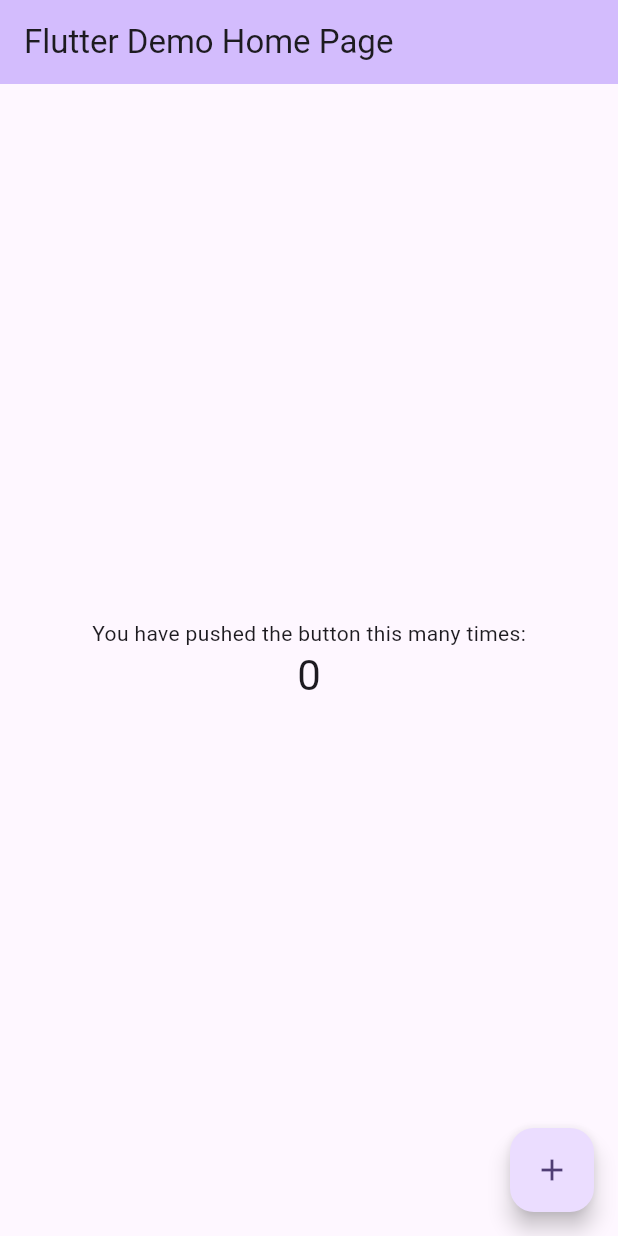
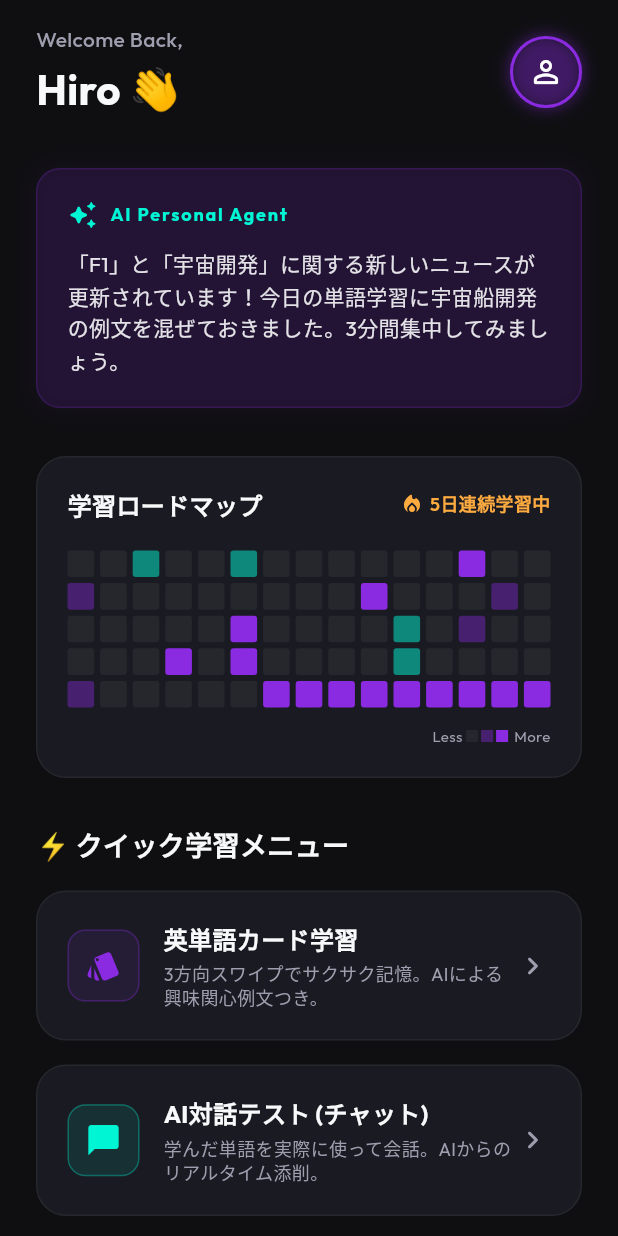
Before and after one commit to Zhoushiqiao28/vocabulary, a Flutter app: the screen it shows after launch, on a phone screen of 412 x 824 dp. Run offline on Flutter 3.47's test engine with Material 3 defaults, Android fonts, the phone set to English and light mode, and no system bars; our stand-ins replace flutter_riverpod, google_fonts.

Commit message:
feat: setup UI foundation, dark theme and dashboard mockup

```diff
--- a/lib/main.dart
+++ b/lib/main.dart
@@ -1,122 +1,26 @@
 import 'package:flutter/material.dart';
+import 'package:flutter_riverpod/flutter_riverpod.dart';
+import 'theme/app_theme.dart';
+import 'screens/dashboard_screen.dart';
 
 void main() {
-  runApp(const MyApp());
+  runApp(
+    const ProviderScope(
+      child: MyApp(),
+    ),
+  );
 }
 
 class MyApp extends StatelessWidget {
   const MyApp({super.key});
 
-  // This widget is the root of your application.
   @override
   Widget build(BuildContext context) {
     return MaterialApp(
-      title: 'Flutter Demo',
-      theme: ThemeData(
-        // This is the theme of your application.
-        //
-        // TRY THIS: Try running your application with "flutter run". You'll see
-        // the application has a purple toolbar. Then, without quitting the app,
-        // try changing the seedColor in the colorScheme below to Colors.green
-        // and then invoke "hot reload" (save your changes or press the "hot
-        // reload" button in a Flutter-supported IDE, or press "r" if you used
-        // the command line to start the app).
-        //
-        // Notice that the counter didn't reset back to zero; the application
-        // state is not lost during the reload. To reset the state, use hot
-        // restart instead.
-        //
-        // This works for code too, not just values: Most code changes can be
-        // tested with just a hot reload.
-        colorScheme: ColorScheme.fromSeed(seedColor: Colors.deepPurple),
-      ),
-      home: const MyHomePage(title: 'Flutter Demo Home Page'),
+      title: 'VocaBA',
+      debugShowCheckedModeBanner: false,
+      theme: AppTheme.darkTheme,
+      home: const DashboardScreen(),
     );
   }
 }
-
-class MyHomePage extends StatefulWidget {
-  const MyHomePage({super.key, required this.title});
-
-  // This widget is the home page of your application. It is stateful, meaning
-  // that it has a State object (defined below) that contains fields that affect
-  // how it looks.
-
-  // This class is the configuration for the state. It holds the values (in this
-  // case the title) provided by the parent (in this case the App widget) and
-  // used by the build method of the State. Fields in a Widget subclass are
-  // always marked "final".
-
-  final String title;
-
-  @override
-  State<MyHomePage> createState() => _MyHomePageState();
-}
-
-class _MyHomePageState extends State<MyHomePage> {
-  int _counter = 0;
-
-  void _incrementCounter() {
-    setState(() {
-      // This call to setState tells the Flutter framework that something has
-      // changed in this State, which causes it to rerun the build method below
-      // so that the display can reflect the updated values. If we changed
-      // _counter without calling setState(), then the build method would not be
-      // called again, and so nothing would appear to happen.
-      _counter++;
-    });
-  }
-
-  @override
-  Widget build(BuildContext context) {
-    // This method is rerun every time setState is called, for instance as done
-    // by the _incrementCounter method above.
-    //
-    // The Flutter framework has been optimized to make rerunning build methods
-    // fast, so that you can just rebuild anything that needs updating rather
-    // than having to individually change instances of widgets.
-    return Scaffold(
-      appBar: AppBar(
-        // TRY THIS: Try changing the color here to a specific color (to
-        // Colors.amber, perhaps?) and trigger a hot reload to see the AppBar
-        // change color while the other colors stay the same.
-        backgroundColor: Theme.of(context).colorScheme.inversePrimary,
-        // Here we take the value from the MyHomePage object that was created by
-        // the App.build method, and use it to set our appbar title.
-        title: Text(widget.title),
-      ),
-      body: Center(
-        // Center is a layout widget. It takes a single child and positions it
-        // in the middle of the parent.
-        child: Column(
-          // Column is also a layout widget. It takes a list of children and
-          // arranges them vertically. By default, it sizes itself to fit its
-          // children horizontally, and tries to be as tall as its parent.
-          //
-          // Column has various properties to control how it sizes itself and
-          // how it positions its children. Here we use mainAxisAlignment to
-          // center the children vertically; the main axis here is the vertical
-          // axis because Columns are vertical (the cross axis would be
-          // horizontal).
-          //
-          // TRY THIS: Invoke "debug painting" (choose the "Toggle Debug Paint"
-          // action in the IDE, or press "p" in the console), to see the
-          // wireframe for each widget.
-          mainAxisAlignment: MainAxisAlignment.center,
-          children: <Widget>[
-            const Text('You have pushed the button this many times:'),
-            Text(
-              '$_counter',
-              style: Theme.of(context).textTheme.headlineMedium,
-            ),
-          ],
-        ),
-      ),
-      floatingActionButton: FloatingActionButton(
-        onPressed: _incrementCounter,
-        tooltip: 'Increment',
-        child: const Icon(Icons.add),
-      ), // This trailing comma makes auto-formatting nicer for build methods.
-    );
-  }
-}
--- /dev/null
+++ b/lib/screens/dashboard_screen.dart
@@ -0,0 +1,321 @@
+import 'package:flutter/material.dart';
+import 'package:google_fonts/google_fonts.dart';
+import '../theme/app_theme.dart';
+
+class DashboardScreen extends StatelessWidget {
+  const DashboardScreen({super.key});
+
+  @override
+  Widget build(BuildContext context) {
+    return Scaffold(
+      body: SafeArea(
+        child: SingleChildScrollView(
+          padding: const EdgeInsets.symmetric(horizontal: 24.0, vertical: 16.0),
+          child: Column(
+            crossAxisAlignment: CrossAxisAlignment.start,
+            children: [
+              // Top Header (User Profile & AI Welcome Message)
+              _buildHeader(),
+              const SizedBox(height: 32),
+
+              // AI Motivate Message (Glassmorphism card)
+              _buildAIMessageCard(),
+              const SizedBox(height: 32),
+
+              // Learning Stats / Heatmap Placeholder
+              _buildHeatmapCard(),
+              const SizedBox(height: 32),
+
+              // Action Buttons / Navigation Cards
+              _buildSectionTitle('⚡ クイック学習メニュー'),
+              const SizedBox(height: 16),
+              _buildActionCard(
+                title: '英単語カード学習',
+                description: '3方向スワイプでサクサク記憶。AIによる興味関心例文つき。',
+                icon: Icons.style_rounded,
+                color: AppTheme.primary,
+                onTap: () {
+                  ScaffoldMessenger.of(context).showSnackBar(
+                    const SnackBar(content: Text('スワイプカード学習画面は次のフェーズで実装されます')),
+                  );
+                },
+              ),
+              const SizedBox(height: 16),
+              _buildActionCard(
+                title: 'AI対話テスト (チャット)',
+                description: '学んだ単語を実際に使って会話。AIからのリアルタイム添削。',
+                icon: Icons.chat_bubble_rounded,
+                color: AppTheme.secondary,
+                onTap: () {
+                  ScaffoldMessenger.of(context).showSnackBar(
+                    const SnackBar(content: Text('AIチャット画面は次のフェーズで実装されます')),
+                  );
+                },
+              ),
+              const SizedBox(height: 16),
+              _buildActionCard(
+                title: '文脈テキストスキャン',
+                description: '技術ドキュメントや英語ニュースから、重要単語を瞬時に抽出。',
+                icon: Icons.document_scanner_rounded,
+                color: AppTheme.accent,
+                onTap: () {
+                  ScaffoldMessenger.of(context).showSnackBar(
+                    const SnackBar(content: Text('テキストスキャナー画面は次のフェーズで実装されます')),
+                  );
+                },
+              ),
+            ],
+          ),
+        ),
+      ),
+    );
+  }
+
+  Widget _buildHeader() {
+    return Row(
+      mainAxisAlignment: MainAxisAlignment.spaceBetween,
+      children: [
+        Column(
+          crossAxisAlignment: CrossAxisAlignment.start,
+          children: [
+            Text(
+              'Welcome Back,',
+              style: GoogleFonts.outfit(
+                fontSize: 14,
+                color: AppTheme.textSecondary,
+                fontWeight: FontWeight.w500,
+              ),
+            ),
+            const SizedBox(height: 4),
+            Text(
+              'Hiro 👋',
+              style: GoogleFonts.outfit(
+                fontSize: 28,
+                color: AppTheme.textPrimary,
+                fontWeight: FontWeight.bold,
+              ),
+            ),
+          ],
+        ),
+        // Simple Profile Icon with neon accent
+        Container(
+          width: 48,
+          height: 48,
+          decoration: BoxDecoration(
+            shape: BoxShape.circle,
+            border: Border.all(color: AppTheme.primary, width: 2),
+            boxShadow: [
+              BoxShadow(
+                color: AppTheme.primary.withOpacity(0.4),
+                blurRadius: 8,
+                spreadRadius: 1,
+              )
+            ]
+          ),
+          child: const Center(
+            child: Icon(Icons.person_outline_rounded, color: Colors.white),
+          ),
+        )
+      ],
+    );
+  }
+
+  Widget _buildAIMessageCard() {
+    return Container(
+      width: double.infinity,
+      padding: const EdgeInsets.all(20.0),
+      decoration: AppTheme.glassBoxDecoration(color: AppTheme.primary),
+      child: Column(
+        crossAxisAlignment: CrossAxisAlignment.start,
+        children: [
+          Row(
+            children: [
+              const Icon(Icons.auto_awesome_rounded, color: AppTheme.secondary, size: 20),
+              const SizedBox(width: 8),
+              Text(
+                'AI Personal Agent',
+                style: GoogleFonts.outfit(
+                  fontSize: 12,
+                  color: AppTheme.secondary,
+                  fontWeight: FontWeight.bold,
+                  letterSpacing: 1.2,
+                ),
+              ),
+            ],
+          ),
+          const SizedBox(height: 12),
+          Text(
+            '「F1」と「宇宙開発」に関する新しいニュースが更新されています！今日の単語学習に宇宙船開発の例文を混ぜておきました。3分間集中してみましょう。',
+            style: TextStyle(
+              fontSize: 14,
+              color: AppTheme.textPrimary.withOpacity(0.9),
+              height: 1.5,
+            ),
+          ),
+        ],
+      ),
+    );
+  }
+
+  Widget _buildHeatmapCard() {
+    return Container(
+      width: double.infinity,
+      padding: const EdgeInsets.all(20.0),
+      decoration: BoxDecoration(
+        color: AppTheme.surface,
+        borderRadius: BorderRadius.circular(20),
+        border: Border.all(color: Colors.white.withOpacity(0.05)),
+      ),
+      child: Column(
+        crossAxisAlignment: CrossAxisAlignment.start,
+        children: [
+          Row(
+            mainAxisAlignment: MainAxisAlignment.spaceBetween,
+            children: [
+              Text(
+                '学習ロードマップ',
+                style: GoogleFonts.outfit(
+                  fontSize: 16,
+                  fontWeight: FontWeight.bold,
+                  color: AppTheme.textPrimary,
+                ),
+              ),
+              Row(
+                children: [
+                  const Icon(Icons.local_fire_department_rounded, color: Colors.orangeAccent, size: 16),
+                  const SizedBox(width: 4),
+                  Text(
+                    '5日連続学習中',
+                    style: GoogleFonts.outfit(
+                      fontSize: 12,
+                      fontWeight: FontWeight.w600,
+                      color: Colors.orangeAccent,
+                    ),
+                  ),
+                ],
+              ),
+            ],
+          ),
+          const SizedBox(height: 20),
+          // Simple Grid representing contribution days
+          GridView.builder(
+            shrinkWrap: true,
+            physics: const NeverScrollableScrollPhysics(),
+            gridDelegate: const SliverGridDelegateWithFixedCrossAxisCount(
+              crossAxisCount: 15,
+              mainAxisSpacing: 4,
+              crossAxisSpacing: 4,
+            ),
+            itemCount: 75,
+            itemBuilder: (context, index) {
+              Color cellColor = AppTheme.surface;
+              if (index == 12 || index == 24 || index == 35 || index == 48 || index == 50 || index > 65) {
+                cellColor = AppTheme.primary;
+              } else if (index == 15 || index == 28 || index == 42 || index == 60) {
+                cellColor = AppTheme.primary.withOpacity(0.4);
+              } else if (index == 2 || index == 5 || index == 40 || index == 55) {
+                cellColor = AppTheme.secondary.withOpacity(0.5);
+              }
+              return Container(
+                decoration: BoxDecoration(
+                  color: cellColor == AppTheme.surface ? Colors.white.withOpacity(0.05) : cellColor,
+                  borderRadius: BorderRadius.circular(2),
+                ),
+              );
+            },
+          ),
+          const SizedBox(height: 12),
+          Row(
+            mainAxisAlignment: MainAxisAlignment.end,
+            children: [
+              Text('Less ', style: TextStyle(fontSize: 10, color: AppTheme.textSecondary)),
+              Container(width: 8, height: 8, color: Colors.white.withOpacity(0.05)),
+              const SizedBox(width: 2),
+              Container(width: 8, height: 8, color: AppTheme.primary.withOpacity(0.4)),
+              const SizedBox(width: 2),
+              Container(width: 8, height: 8, color: AppTheme.primary),
+              const SizedBox(width: 4),
+              Text('More', style: TextStyle(fontSize: 10, color: AppTheme.textSecondary)),
+            ],
+          )
+        ],
+      ),
+    );
+  }
+
+  Widget _buildSectionTitle(String title) {
+    return Text(
+      title,
+      style: GoogleFonts.outfit(
+        fontSize: 18,
+        fontWeight: FontWeight.bold,
+        color: AppTheme.textPrimary,
+      ),
+    );
+  }
+
+  Widget _buildActionCard({
+    required String title,
+    required String description,
+    required IconData icon,
+    required Color color,
+    required VoidCallback onTap,
+  }) {
+    return Material(
+      color: Colors.transparent,
+      child: InkWell(
+        onTap: onTap,
+        borderRadius: BorderRadius.circular(20),
+        child: Container(
+          width: double.infinity,
+          padding: const EdgeInsets.all(20.0),
+          decoration: BoxDecoration(
+            color: AppTheme.surface,
+            borderRadius: BorderRadius.circular(20),
+            border: Border.all(color: Colors.white.withOpacity(0.05)),
+          ),
+          child: Row(
+            children: [
+              Container(
+                width: 48,
+                height: 48,
+                decoration: BoxDecoration(
+                  color: color.withOpacity(0.1),
+                  borderRadius: BorderRadius.circular(12),
+                  border: Border.all(color: color.withOpacity(0.3)),
+                ),
+                child: Icon(icon, color: color, size: 24),
+              ),
+              const SizedBox(width: 16),
+              Expanded(
+                child: Column(
+                  crossAxisAlignment: CrossAxisAlignment.start,
+                  children: [
+                    Text(
+                      title,
+                      style: GoogleFonts.outfit(
+                        fontSize: 16,
+                        fontWeight: FontWeight.bold,
+                        color: AppTheme.textPrimary,
+                      ),
+                    ),
+                    const SizedBox(height: 4),
+                    Text(
+                      description,
+                      style: TextStyle(
+                        fontSize: 12,
+                        color: AppTheme.textSecondary,
+                        height: 1.3,
+                      ),
+                    ),
+                  ],
+                ),
+              ),
+              Icon(Icons.chevron_right_rounded, color: AppTheme.textSecondary),
+            ],
+          ),
+        ),
+      ),
+    );
+  }
+}
--- /dev/null
+++ b/lib/theme/app_theme.dart
@@ -0,0 +1,82 @@
+import 'package:flutter/material.dart';
+import 'package:google_fonts/google_fonts.dart';
+
+class AppTheme {
+  // Color Palette
+  static const Color background = Color(0xFF0F0F12); // 超ディープチャコール
+  static const Color surface = Color(0xFF1A1A22);    // 少し明るいダークグレー
+  static const Color primary = Color(0xFF8A2BE2);    // ネオンバイオレット
+  static const Color secondary = Color(0xFF00F5D4);  // ネオンティール（エメラルド）
+  static const Color accent = Color(0xFFFF007F);     // ネオンピンク（AI解説などのアクセント）
+  static const Color textPrimary = Color(0xFFF8F9FA);  // ほぼ白
+  static const Color textSecondary = Color(0xFF9E9EAF); // グレー
+  static const Color cardBg = Color(0xFF1F1F2E);       // カード背景
+
+  // Glassmorphic / Premium Border Decorator
+  static BoxDecoration glassBoxDecoration({
+    required Color color,
+    double borderRadius = 16.0,
+    double borderWidth = 1.0,
+  }) {
+    return BoxDecoration(
+      color: color.withOpacity(0.12),
+      borderRadius: BorderRadius.circular(borderRadius),
+      border: Border.all(
+        color: color.withOpacity(0.2),
+        width: borderWidth,
+      ),
+      boxShadow: [
+        BoxShadow(
+          color: color.withOpacity(0.05),
+          blurRadius: 10,
+          spreadRadius: 2,
+        ),
+      ],
+    );
+  }
+
+  // Dark Theme Definition
+  static ThemeData get darkTheme {
+    return ThemeData(
+      brightness: Brightness.dark,
+      scaffoldBackgroundColor: background,
+      primaryColor: primary,
+      colorScheme: const ColorScheme.dark(
+        primary: primary,
+        secondary: secondary,
+        surface: surface,
+        error: Colors.redAccent,
+      ),
+      textTheme: GoogleFonts.outfitTextTheme(
+        const TextTheme(
+          displayLarge: TextStyle(fontSize: 32, fontWeight: FontWeight.bold, color: textPrimary),
+          displayMedium: TextStyle(fontSize: 24, fontWeight: FontWeight.bold, color: textPrimary),
+          titleLarge: TextStyle(fontSize: 20, fontWeight: FontWeight.w600, color: textPrimary),
+          bodyLarge: TextStyle(fontSize: 16, color: textPrimary, height: 1.5),
+          bodyMedium: TextStyle(fontSize: 14, color: textSecondary, height: 1.4),
+        ),
+      ),
+      cardTheme: CardThemeData(
+        color: cardBg,
+        elevation: 8,
+        shape: RoundedRectangleBorder(
+          borderRadius: BorderRadius.circular(20),
+          side: BorderSide(
+            color: Colors.white.withOpacity(0.08),
+            width: 1,
+          ),
+        ),
+      ),
+      appBarTheme: const AppBarTheme(
+        backgroundColor: Colors.transparent,
+        elevation: 0,
+        centerTitle: true,
+        titleTextStyle: TextStyle(
+          fontSize: 20,
+          fontWeight: FontWeight.bold,
+          color: textPrimary,
+        ),
+      ),
+    );
+  }
+}
```
Also changed, not shown: pubspec.yaml (+6 -2 lines), pubspec.lock, 1 other file.
